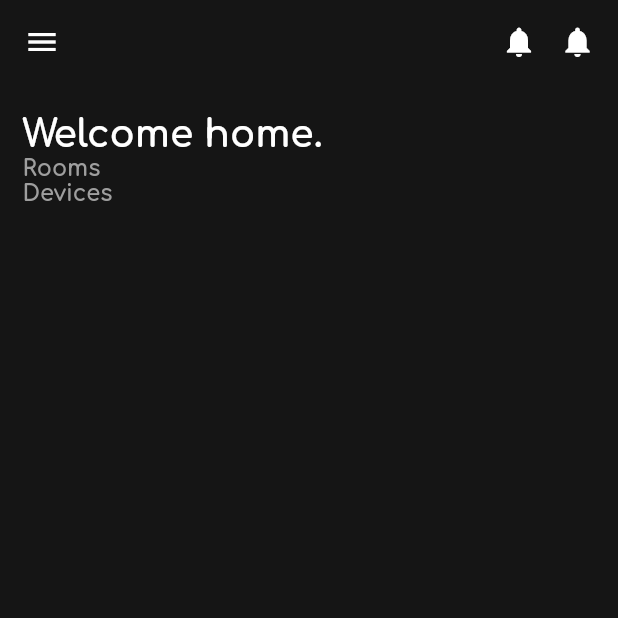
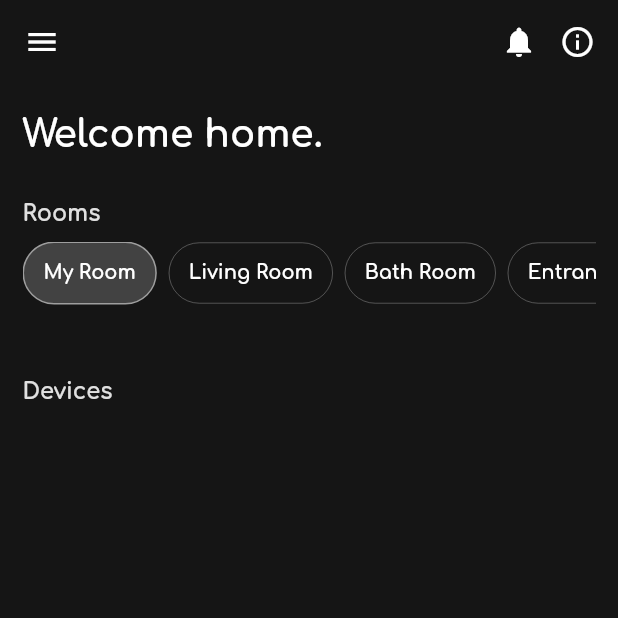
Before and after one commit to knsrmnm/flutter_smart_home_app, a Flutter app: the screen it shows after launch, on a phone screen of 412 x 824 dp, the top half of it. Run offline on Flutter 3.47's test engine with Material 2 defaults, Android fonts, the phone set to English and light mode, and no system bars.

Commit message:
Update home_screen.dart

```diff
--- a/lib/screen/home_screen.dart
+++ b/lib/screen/home_screen.dart
@@ -22,7 +22,7 @@ class _HomeScreenState extends State<HomeScreen> {
               children: [
                 Icon(Icons.notifications, color: Colors.white),
                 const SizedBox(width: 15.0),
-                Icon(Icons.notifications, color: Colors.white),
+                Icon(Icons.info_outline, color: Colors.white),
               ],
             ),
           )
@@ -43,8 +43,25 @@ class _HomeScreenState extends State<HomeScreen> {
                     fontFamily: 'Comfortaa'
                   ),
                 ),
-                Text("Rooms", style: TextStyle(fontSize: 15.0, fontWeight: FontWeight.w500, color: Colors.grey, fontFamily: 'Comfortaa')),
-                Text("Devices", style: TextStyle(fontSize: 15.0, fontWeight: FontWeight.w500, color: Colors.grey, fontFamily: 'Comfortaa')),
+                const SizedBox(height: 30.0),
+                Text("Rooms", style: TextStyle(fontSize: 15.0, color: Colors.grey[300], fontFamily: 'Comfortaa')),
+                const SizedBox(height: 10.0),
+                SingleChildScrollView(
+                  scrollDirection: Axis.horizontal,
+                  child: Row(
+                    children: [
+                      _makeRoomEl("My Room", true),
+                      const SizedBox(width: 8.0),
+                      _makeRoomEl("Living Room", false),
+                      const SizedBox(width: 8.0),
+                      _makeRoomEl("Bath Room", false),
+                      const SizedBox(width: 8.0),
+                      _makeRoomEl("Entrance", false),
+                    ],
+                  ),
+                ),
+                const SizedBox(height: 50.0),
+                Text("Devices", style: TextStyle(fontSize: 15.0, color: Colors.grey[300], fontFamily: 'Comfortaa')),
               ],
             ),
           ),
@@ -53,3 +70,32 @@ class _HomeScreenState extends State<HomeScreen> {
     );
   }
 }
+
+/* --- Widgets --- */
+
+/// Make room widget.
+Widget _makeRoomEl(String name, bool selected) {
+  return Container(
+    decoration: BoxDecoration(
+      borderRadius: BorderRadius.all(Radius.circular(25.0)),
+      color: selected ? Colors.grey[800] : Colors.transparent,
+      border: selected ? Border.all(
+        color: Colors.grey
+      ) : Border.all(
+        color: Colors.grey,
+        width: 0.3
+      ),
+    ),
+    child: Padding(
+      padding: EdgeInsets.all(13.0),
+      child: Text(
+        name,
+        style: TextStyle(
+          color: Colors.white,
+          fontFamily: 'Comfortaa',
+          fontSize: 13.0
+        ),
+      ),
+    ),
+  );
+}
```
